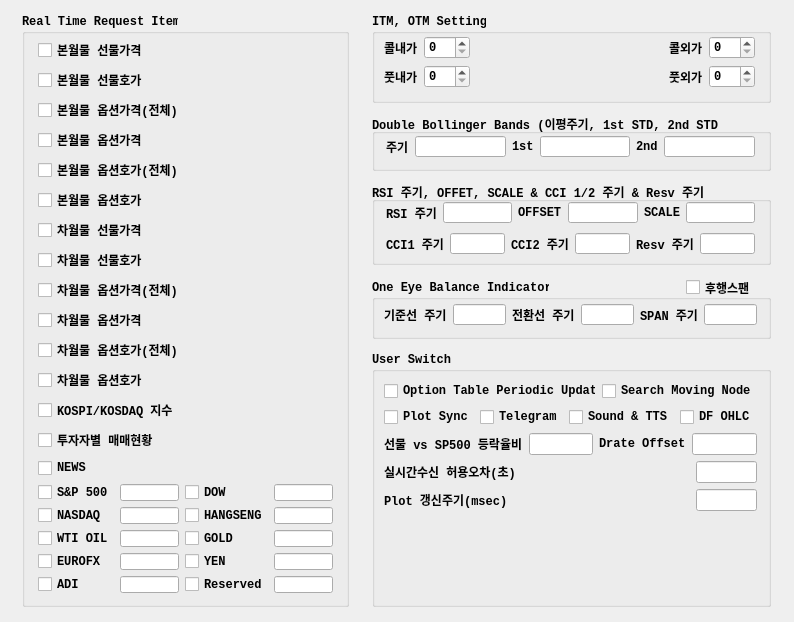
First picture: the form in UI/realtimeitem.ui, repository skygoldfish/SkyBot, before the edit.
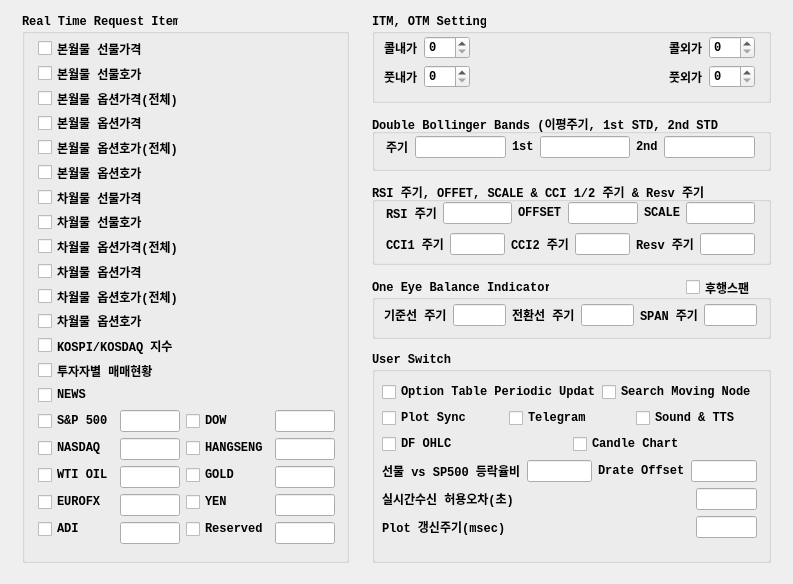
Second picture: the form after the edit.

What changed in the file:
```diff
--- a/UI/realtimeitem.ui
+++ b/UI/realtimeitem.ui
@@ -6,8 +6,8 @@
    <rect>
     <x>0</x>
     <y>0</y>
-    <width>794</width>
-    <height>622</height>
+    <width>793</width>
+    <height>584</height>
    </rect>
   </property>
   <property name="windowTitle">
@@ -19,7 +19,7 @@
      <x>22</x>
      <y>14</y>
      <width>327</width>
-     <height>593</height>
+     <height>549</height>
     </rect>
    </property>
    <property name="font">
@@ -39,11 +39,13 @@
     <property name="geometry">
      <rect>
       <x>16</x>
-      <y>24</y>
-      <width>295</width>
-      <height>555</height>
+      <y>25</y>
+      <width>297</width>
+      <height>505</height>
      </rect>
     </property>
+    <layout class="QVBoxLayout" name="verticalLayout_9">
+     <item>
     <layout class="QVBoxLayout" name="verticalLayout_8">
      <item>
       <widget class="QCheckBox" name="checkBox_cm_fut_price">
@@ -255,6 +257,8 @@
        </property>
       </widget>
      </item>
+      </layout>
+     </item>
      <item>
       <layout class="QHBoxLayout" name="horizontalLayout_5">
        <item>
@@ -524,7 +528,7 @@
       <x>14</x>
       <y>22</y>
       <width>369</width>
-      <height>21</height>
+      <height>22</height>
      </rect>
     </property>
     <layout class="QHBoxLayout" name="horizontalLayout_12">
@@ -706,7 +710,7 @@
      <x>372</x>
      <y>352</y>
      <width>399</width>
-     <height>255</height>
+     <height>211</height>
     </rect>
    </property>
    <property name="font">
@@ -722,10 +726,10 @@
    <widget class="QWidget" name="layoutWidget">
     <property name="geometry">
      <rect>
-      <x>12</x>
-      <y>29</y>
-      <width>373</width>
-      <height>131</height>
+      <x>10</x>
+      <y>30</y>
+      <width>375</width>
+      <height>161</height>
      </rect>
     </property>
     <layout class="QVBoxLayout" name="verticalLayout_3">
@@ -770,6 +774,10 @@
          </property>
         </widget>
        </item>
+      </layout>
+     </item>
+     <item>
+      <layout class="QHBoxLayout" name="horizontalLayout_6">
        <item>
         <widget class="QCheckBox" name="checkBox_df_ohlc">
          <property name="text">
@@ -777,6 +785,13 @@
          </property>
         </widget>
        </item>
+       <item>
+        <widget class="QCheckBox" name="checkBox_candle_chart">
+         <property name="text">
+          <string>Candle Chart</string>
+         </property>
+        </widget>
+       </item>
       </layout>
      </item>
      <item>
@@ -903,7 +918,7 @@
       <x>14</x>
       <y>20</y>
       <width>369</width>
-      <height>21</height>
+      <height>22</height>
      </rect>
     </property>
     <layout class="QHBoxLayout" name="horizontalLayout_2">
@@ -978,7 +993,7 @@
       <x>14</x>
       <y>51</y>
       <width>369</width>
-      <height>21</height>
+      <height>22</height>
      </rect>
     </property>
     <layout class="QHBoxLayout" name="horizontalLayout_13">
@@ -1093,7 +1108,7 @@
       <x>12</x>
       <y>24</y>
       <width>373</width>
-      <height>21</height>
+      <height>22</height>
      </rect>
     </property>
     <layout class="QHBoxLayout" name="horizontalLayout_11">
```
Left out of the diff: 2 changed lines with no effect on the pictures. Lines whose indentation alone changed are shown as unchanged.
